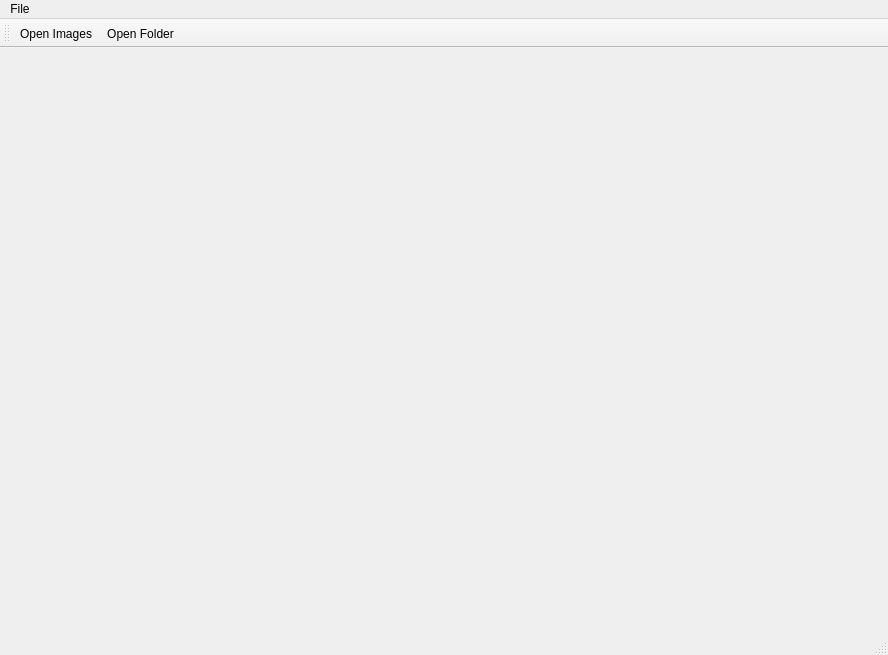
Qt form ImageViewer.ui (SilvioGiancola/ImageHandler) before a commit.
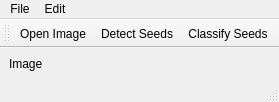
The same form after that commit.

Commit message: open image, detect and classify seeds

```diff
--- a/ImageViewer.ui
+++ b/ImageViewer.ui
@@ -2,21 +2,17 @@
 <ui version="4.0">
  <class>ImageViewer</class>
  <widget class="QMainWindow" name="ImageViewer">
-  <property name="geometry">
-   <rect>
-    <x>0</x>
-    <y>0</y>
-    <width>888</width>
-    <height>655</height>
-   </rect>
-  </property>
   <property name="windowTitle">
-   <string>MainWindow</string>
+   <string>ImageViewer</string>
   </property>
   <widget class="QWidget" name="centralwidget">
    <layout class="QGridLayout" name="gridLayout">
     <item row="0" column="0">
-     <widget class="QWidget" name="widget" native="true"/>
+     <widget class="QLabel" name="label">
+      <property name="text">
+       <string>Image</string>
+      </property>
+     </widget>
     </item>
    </layout>
   </widget>
@@ -25,18 +21,25 @@
     <rect>
      <x>0</x>
      <y>0</y>
-     <width>888</width>
-     <height>20</height>
+     <width>603</width>
+     <height>22</height>
     </rect>
    </property>
    <widget class="QMenu" name="menuFile">
     <property name="title">
      <string>File</string>
     </property>
-    <addaction name="actionOpen_Images"/>
-    <addaction name="actionOpen_Folder"/>
+    <addaction name="actionOpen_Image"/>
+   </widget>
+   <widget class="QMenu" name="menuEdit">
+    <property name="title">
+     <string>Edit</string>
+    </property>
+    <addaction name="actionDetect_Seeds"/>
+    <addaction name="actionClassify_Seeds"/>
    </widget>
    <addaction name="menuFile"/>
+   <addaction name="menuEdit"/>
   </widget>
   <widget class="QStatusBar" name="statusbar"/>
   <widget class="QToolBar" name="toolBar">
@@ -49,20 +52,26 @@
    <attribute name="toolBarBreak">
     <bool>false</bool>
    </attribute>
-   <addaction name="actionOpen_Images"/>
-   <addaction name="actionOpen_Folder"/>
+   <addaction name="actionOpen_Image"/>
+   <addaction name="actionDetect_Seeds"/>
+   <addaction name="actionClassify_Seeds"/>
   </widget>
-  <action name="actionOpen_Images">
+  <action name="actionOpen_Image">
    <property name="text">
-    <string>Open Images</string>
+    <string>Open Image</string>
    </property>
    <property name="toolTip">
-    <string>Open Images</string>
+    <string>Open Image</string>
    </property>
   </action>
-  <action name="actionOpen_Folder">
+  <action name="actionDetect_Seeds">
    <property name="text">
-    <string>Open Folder</string>
+    <string>Detect Seeds</string>
+   </property>
+  </action>
+  <action name="actionClassify_Seeds">
+   <property name="text">
+    <string>Classify Seeds</string>
    </property>
   </action>
  </widget>
```
The commit also changes 9 other files.
